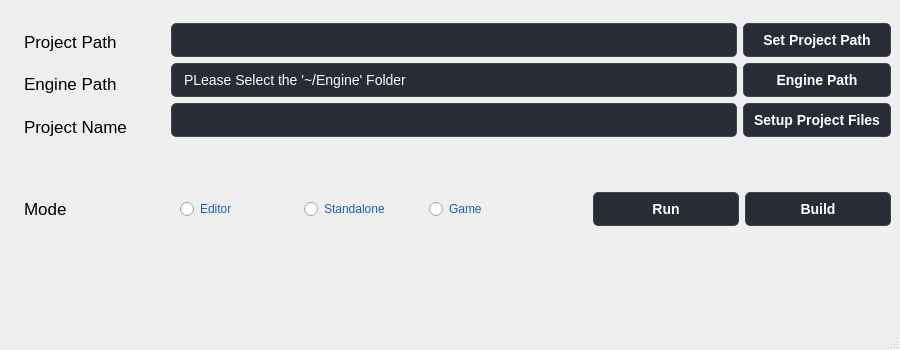
Above: UnrealProjectSetup/mainwindow.ui from PentaPixelsUE/Unreal-Engine-Project-manager before the change. Below: the same form after it.
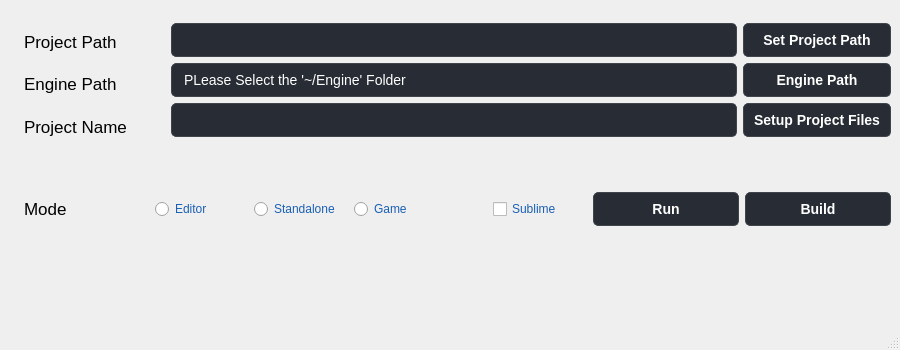
That is the form after the change.

Commit message:
Added the option to run sublime with the editor
It opens sublime after Unreal Closes
Might need to deal with it in a separate function?

Patch:
```diff
--- a/UnrealProjectSetup/mainwindow.ui
+++ b/UnrealProjectSetup/mainwindow.ui
@@ -523,7 +523,7 @@
 QLabel {
   color: rgb(97, 53, 131);
   font-family: 'Roboto', sans-serif; 
-  font-size: 17px;
+  font-size: 20px;
   font-weight: normal;
   padding: 5px;
 }</string>
@@ -583,6 +583,13 @@
           </property>
          </spacer>
         </item>
+        <item>
+         <widget class="QCheckBox" name="Open_Sublime_CheckBox">
+          <property name="text">
+           <string>Sublime</string>
+          </property>
+         </widget>
+        </item>
         <item>
          <widget class="QPushButton" name="Run_Btn">
           <property name="minimumSize">
```
The commit also changes 33 other files.
